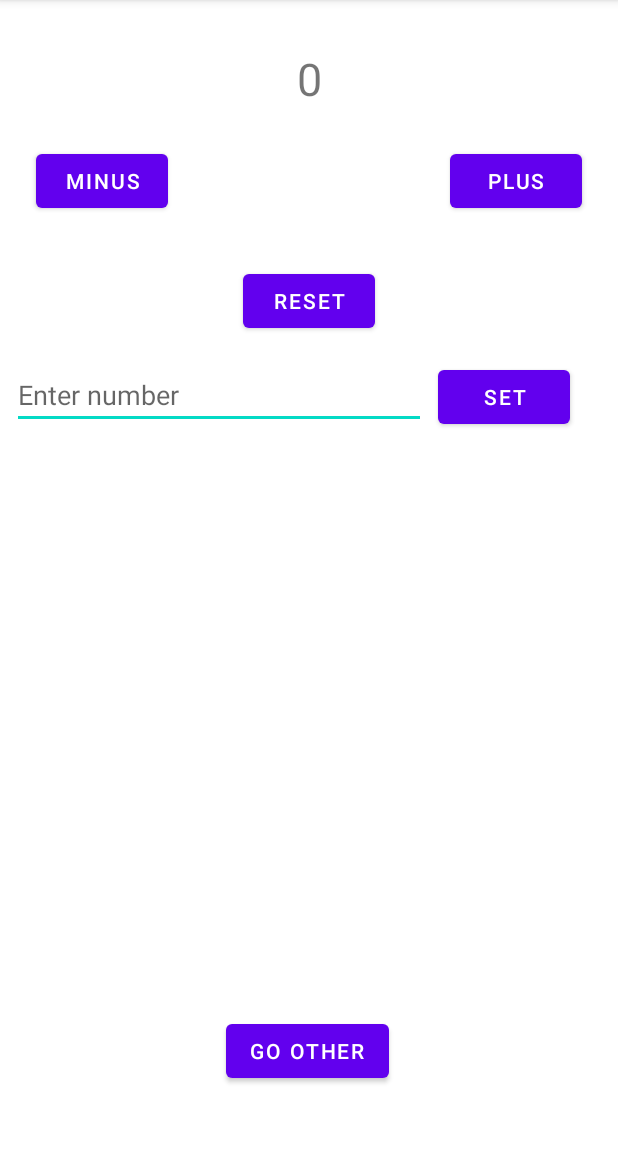
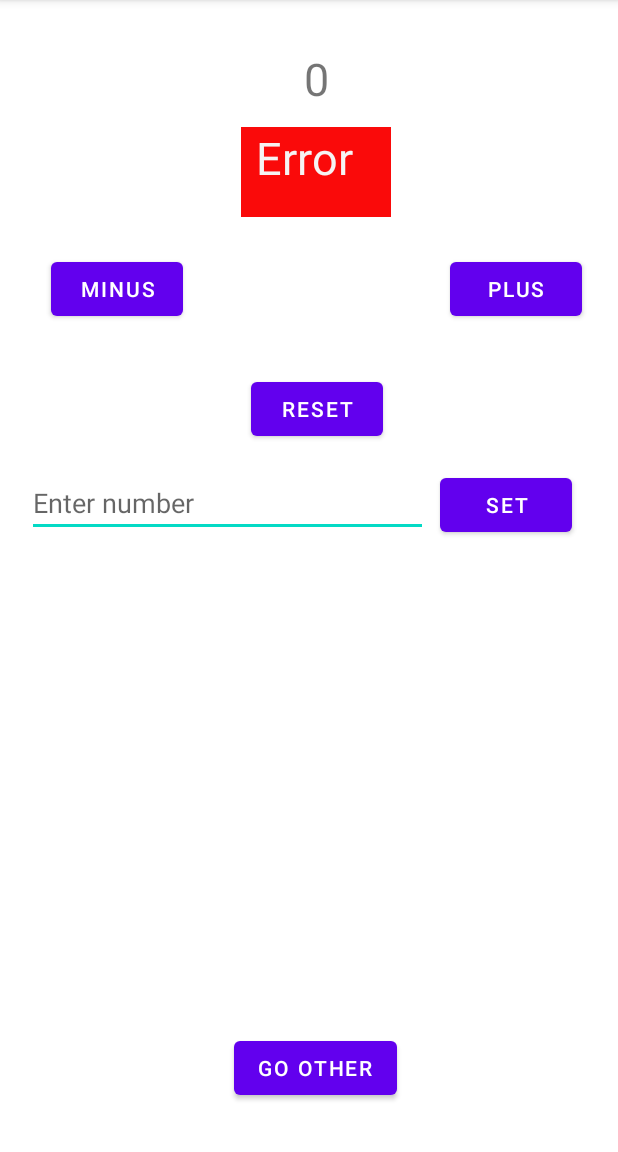
Before and after one commit to LinaLi-dotcom/Androidv2medBill, an Android app: the screen it shows after launch (MainActivity), after a tap on "SET", on a phone screen of 412 x 824 dp, the part 84-1236 px from its top. Run offline under Robolectric (Android 15) with nearby library versions, the phone set to English and light mode, and no system bars.

Commit message:
har skapat calculateNummber funktion och makeNumber function. En error view som är visable eller gone beror på om input är number eller inte

```diff
--- a/app/src/main/java/com/example/pia9vecka2medbill/MainActivity.kt
+++ b/app/src/main/java/com/example/pia9vecka2medbill/MainActivity.kt
@@ -4,6 +4,7 @@ import android.content.Intent
 import androidx.appcompat.app.AppCompatActivity
 import android.os.Bundle
 import android.util.Log
+import android.view.View
 import android.widget.Button
 import android.widget.EditText
 import android.widget.TextView
@@ -22,19 +23,12 @@ class MainActivity : AppCompatActivity() {
 
         var plusButton = findViewById<Button>(R.id.plusButton)
         plusButton.setOnClickListener {
-            counterNumber += 1
-            counterTextView.text = counterNumber.toString()
+            calculateNumber("plus")
         }
 
         var minusButton = findViewById<Button>(R.id.minusButton)
         minusButton.setOnClickListener {
-            counterNumber -= 1
-
-            if (counterNumber < 0)
-            {
-                counterNumber = 0
-            }
-            counterTextView.text = counterNumber.toString() }
+            calculateNumber("minus") }
 
         var resetButton = findViewById<Button>(R.id.resetButton)
         resetButton.setOnClickListener {
@@ -47,21 +41,12 @@ class MainActivity : AppCompatActivity() {
             var enteredText = numberEditText.text.toString()
             Log.d("PIA9DEBUG", enteredText)
 
-            /*
-            var enteredNumber =  enteredText.toIntOrNull()!!
-            if (enteredNumber != null)
-            {
+            makeNumber(enteredText)?.let { enteredNumber ->
                 counterNumber = enteredNumber
             }
-            */
 
-            enteredText.toIntOrNull()?.let { enteredNumber ->
-                counterNumber = enteredNumber
-            }
             counterTextView.text = counterNumber.toString()
-
             numberEditText.setText("")
-
         }
 
         var goOtherButton = findViewById<Button>(R.id.goOtherButton)
@@ -75,6 +60,42 @@ class MainActivity : AppCompatActivity() {
         }
     }
 
+    fun calculateNumber(calMode : String)
+    {
+        if (calMode == "plus")
+        {
+           counterNumber += 1
+        }
+        if (calMode == "minus")
+        {
+            counterNumber -= 1
+        }
+
+        if (counterNumber < 0)
+        {
+            counterNumber = 0
+        }
+
+        var counterTextView = findViewById<TextView>(R.id.countertextView)
+        counterTextView.text = counterNumber.toString()
+    }
+
+
+    fun makeNumber(numbertext : String) : Int?
+    {
+        var theNumber = numbertext.toIntOrNull()
+
+        if (theNumber == null)
+        {
+          findViewById<TextView>(R.id.errorTextView). visibility = View.VISIBLE
+        } else {
+            var errorTextView = findViewById<TextView>(R.id.errorTextView)
+            errorTextView.visibility = View.GONE
+        }
+
+        return theNumber
+    }
+
     fun resetCounting()
     {
         counterNumber = 0
--- a/app/src/main/res/layout/activity_main.xml
+++ b/app/src/main/res/layout/activity_main.xml
@@ -4,6 +4,7 @@
     xmlns:tools="http://schemas.android.com/tools"
     android:layout_width="match_parent"
     android:layout_height="match_parent"
+    android:paddingLeft="10dp"
     android:scrollbarSize="30dp"
     tools:context=".MainActivity">
 
@@ -11,7 +12,6 @@
         android:id="@+id/goOtherButton"
         android:layout_width="wrap_content"
         android:layout_height="wrap_content"
-        android:layout_marginTop="440dp"
         android:layout_marginEnd="8dp"
         android:layout_marginRight="8dp"
         android:layout_marginBottom="32dp"
@@ -19,8 +19,7 @@
         app:layout_constraintBottom_toBottomOf="parent"
         app:layout_constraintEnd_toEndOf="parent"
         app:layout_constraintHorizontal_bias="0.511"
-        app:layout_constraintStart_toStartOf="parent"
-        app:layout_constraintTop_toBottomOf="@+id/resetButton" />
+        app:layout_constraintStart_toStartOf="parent" />
 
     <Button
         android:id="@+id/setNumberButton"
@@ -54,7 +53,7 @@
         android:layout_marginTop="24dp"
         android:text="Minus"
         app:layout_constraintStart_toStartOf="parent"
-        app:layout_constraintTop_toBottomOf="@+id/countertextView" />
+        app:layout_constraintTop_toBottomOf="@+id/errorTextView" />
 
     <TextView
         android:id="@+id/countertextView"
@@ -76,7 +75,7 @@
         android:layout_marginRight="24dp"
         android:text="Plus"
         app:layout_constraintEnd_toEndOf="parent"
-        app:layout_constraintTop_toBottomOf="@+id/countertextView" />
+        app:layout_constraintTop_toBottomOf="@+id/errorTextView" />
 
     <EditText
         android:id="@+id/numberEditText"
@@ -93,4 +92,22 @@
         app:layout_constraintEnd_toStartOf="@+id/setNumberButton"
         app:layout_constraintStart_toStartOf="parent"
         app:layout_constraintTop_toBottomOf="@+id/resetButton" />
+
+    <TextView
+        android:id="@+id/errorTextView"
+        android:layout_width="100dp"
+        android:layout_height="60dp"
+        android:layout_marginTop="12dp"
+        android:background="#FA0A0A"
+        android:paddingLeft="10dp"
+        android:shadowColor="#FFEB3B"
+        android:text="Error"
+        android:textColor="#F6F3F3"
+        android:textSize="30sp"
+        android:visibility="gone"
+        app:layout_constraintEnd_toEndOf="parent"
+        app:layout_constraintHorizontal_bias="0.498"
+        app:layout_constraintStart_toStartOf="parent"
+        app:layout_constraintTop_toBottomOf="@+id/countertextView"
+        tools:visibility="visible" />
 </androidx.constraintlayout.widget.ConstraintLayout>
```
Also changed, not shown: app/src/main/res/layout/activity_other.xml (+23 -0 lines).
